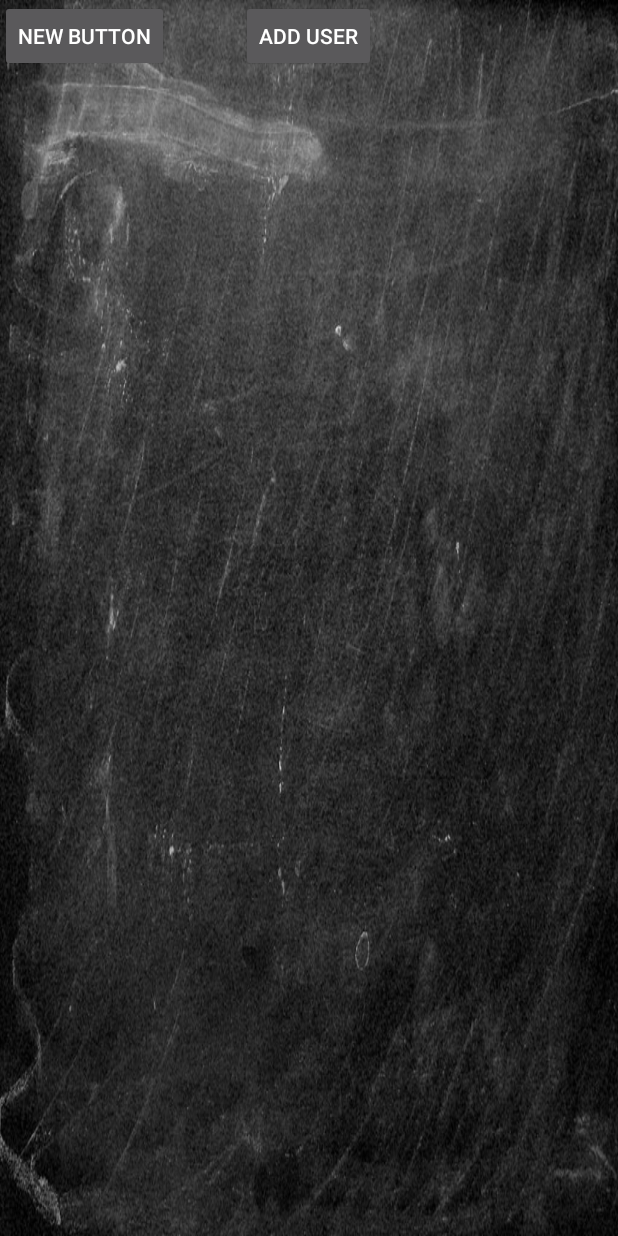
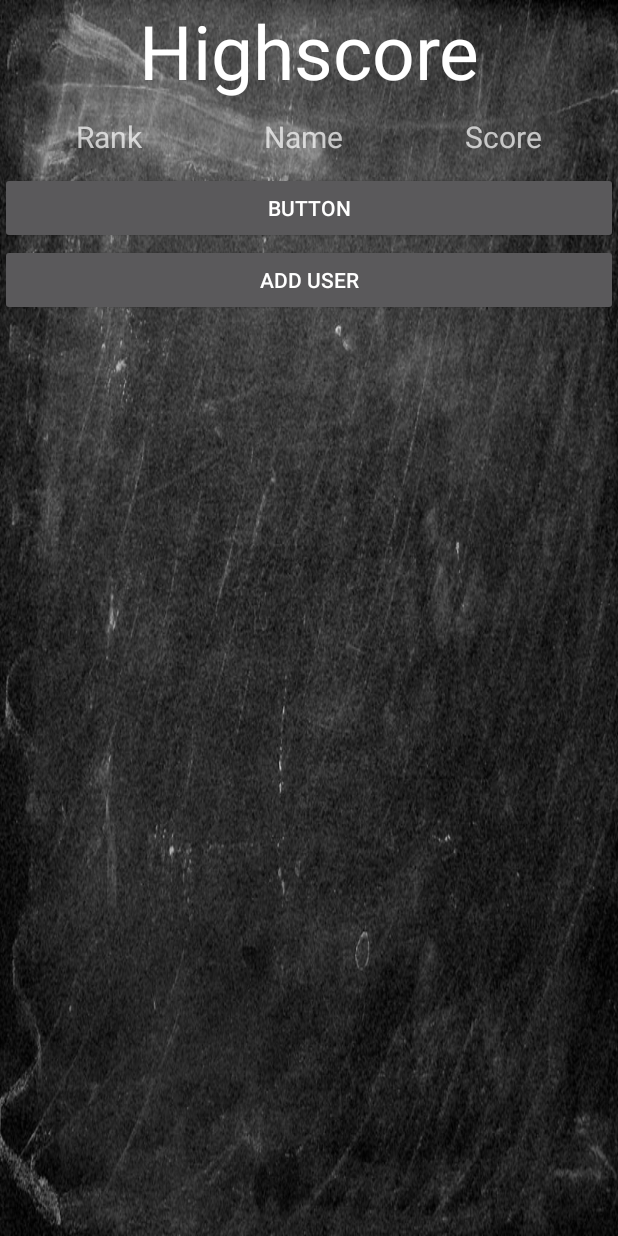
Before and after one commit to KevinThielen/RockPaperToe, an Android app: the BoardActivity screen opened directly, with no data from a screen before it, on a phone screen of 412 x 824 dp. Run offline under Robolectric (Android 15) with nearby library versions, the phone set to English and light mode, and no system bars.

Commit message:
Added TableRow Layout in Highscore Acitivity

```diff
--- a/app/src/main/java/seng1/rockpapertoe/BoardActivity.java
+++ b/app/src/main/java/seng1/rockpapertoe/BoardActivity.java
@@ -1,10 +1,17 @@
 package seng1.rockpapertoe;
 
+import android.graphics.Color;
 import android.support.v7.app.AppCompatActivity;
 import android.util.Log;
+import android.view.Gravity;
 import android.view.View;
 import android.os.Bundle;
+import android.widget.TableLayout;
+import android.widget.TableRow;
 import android.widget.TextView;
+
+import java.util.ArrayList;
+
 
 public class BoardActivity extends AppCompatActivity {
 
@@ -15,6 +22,80 @@ public class BoardActivity extends AppCompatActivity {
         hmt = new HighscoreMockupTest();
     }
 
+    private void hierVersucheIchRowsZuErstellen(View v, ArrayList<HighscoreMockup> top10){
+        TableLayout tl = (TableLayout) findViewById(R.id.fullscreen_content);
+
+        //szenario 1
+        //-------------------------------------
+
+
+        for(int i = 0; i < top10.size(); i++){
+            TableRow tr = new TableRow(this);
+
+            TextView tv = new TextView(this);
+            tv.setTextSize(20);
+            tv.setText("" + top10.get(i).getRanking());
+            tv.setGravity(Gravity.CENTER_VERTICAL|Gravity.CENTER_HORIZONTAL);
+
+            //tl.addView(tr,0);
+            //tl.removeView(tr);
+
+            TextView tv2 = new TextView(this);
+            tv2.setTextSize(20);
+            tv2.setText(top10.get(i).getName());
+            tv2.setGravity(Gravity.CENTER_VERTICAL | Gravity.CENTER_HORIZONTAL);
+
+            //tl.addView(tr,1);
+            //tl.removeView(tr);
+
+            TextView tv3 = new TextView(this);
+            tv3.setTextSize(20);
+            tv3.setText("" + top10.get(i).getScore());
+            tv3.setGravity(Gravity.CENTER_VERTICAL | Gravity.CENTER_HORIZONTAL);
+
+            if(top10.get(i).getId() == 1) {
+                tr.setBackgroundColor(Color.RED);
+            }
+
+            tr.addView(tv);
+            tr.addView(tv2);
+            tr.addView(tv3);
+            tl.addView(tr);
+
+            //tl.removeView(tr);
+        }
+
+        /*
+        TextView tv = new TextView(this);
+        tv.setText("Teeeeeeeeest");
+        tv.setTextSize(20);
+        tr.addView(tv);
+        tl.addView(tr);
+        //löschen
+        tl.removeView(tr);
+
+
+        //szenario 2
+        TextView tv2 = new TextView(this);
+        tv2.setText("Teeeeeeeeest2");
+        tv2.setTextSize(20);
+        tr.addView(tv2);
+        tl.addView(tr);
+        tl.removeView(tr);
+
+
+        //szenario 3
+        TextView tv3 = new TextView(this);
+        tv3.setText("Teeeeeeeeest2");
+        tv3.setTextSize(20);
+        tr.addView(tv3);
+        tl.addView(tr);
+        //tl.removeView(tr);
+        //-------------------------------------
+        */
+
+    }
+
     HighscoreMockupTest hmt;
 
     public void getTop10(View v){
@@ -23,6 +104,7 @@ public class BoardActivity extends AppCompatActivity {
             Log.d("Datensatz:", hm.toString());
         }
 
+        hierVersucheIchRowsZuErstellen(v, hmt.getTop10());
     }
 
     public void addUser(View v){
--- a/app/src/main/res/layout/activity_board.xml
+++ b/app/src/main/res/layout/activity_board.xml
@@ -1,10 +1,11 @@
-<FrameLayout xmlns:android="http://schemas.android.com/apk/res/android"
+<TableLayout xmlns:android="http://schemas.android.com/apk/res/android"
     xmlns:tools="http://schemas.android.com/tools"
     android:layout_width="match_parent"
     android:layout_height="match_parent"
     android:background="@drawable/background"
     android:id="@+id/fullscreen_content"
-    tools:context="com.example.juliusschengber1.rockpapertoe.FullscreenActivity">
+    tools:context="com.example.juliusschengber1.rockpapertoe.FullscreenActivity"
+    android:stretchColumns="*">
 
     <!-- The primary full-screen view. This can be replaced with whatever view
          is needed to present your content, e.g. VideoView, SurfaceView,
@@ -14,20 +15,68 @@
     <!-- This FrameLayout insets its children based on system windows using
          android:fitsSystemWindows. -->
 
+        <TextView
+            android:layout_width="wrap_content"
+            android:layout_height="wrap_content"
+            android:textAppearance="?android:attr/textAppearanceLarge"
+            android:text="Highscore"
+            android:id="@+id/txtHighscoreTitle"
+            android:textAlignment="center"
+            android:textSize="50dp"
+            android:layout_column="0" />
+
+
+    <TableRow
+        android:id="@+id/tableRowTop10"
+        android:padding="10dp"
+        android:layout_width="0dp">
+
+        <TextView
+            android:layout_width="wrap_content"
+            android:layout_height="wrap_content"
+            android:text="Rank"
+            android:textSize="20dp"
+            android:textAlignment="center"
+            android:id="@+id/txtRankTitle"
+            android:layout_weight="1"/>
+
+        <TextView
+            android:layout_width="wrap_content"
+            android:layout_height="wrap_content"
+            android:text="Name"
+            android:textSize="20dp"
+            android:textAlignment="center"
+            android:id="@+id/txtNameTitle"
+            android:layout_weight="1"/>
+
+        <TextView
+            android:layout_width="wrap_content"
+            android:layout_height="wrap_content"
+            android:text="Score"
+            android:textSize="20dp"
+            android:textAlignment="center"
+            android:id="@+id/txtScoreTitle"
+            android:layout_weight="1"/>
+
+    </TableRow>
+
+
+
+
         <Button
             android:layout_width="wrap_content"
             android:layout_height="wrap_content"
-        android:text="New Button"
+            android:text="Button"
             android:id="@+id/button"
-        android:layout_gravity="left|top"
-        android:onClick="getTop10"/>
+            android:onClick="getTop10" />
 
         <Button
             android:layout_width="wrap_content"
             android:layout_height="wrap_content"
             android:text="ADD User"
             android:id="@+id/button2"
-        android:layout_gravity="center_horizontal|top"
-        android:onClick="addUser"/>
+            android:onClick="addUser" />
 
-</FrameLayout>
+
+
+</TableLayout>
```
Also changed, not shown: app/src/main/java/seng1/rockpapertoe/HighscoreMockupTest.java (+9 -1 lines). Lines whose indentation alone changed are shown as unchanged.
